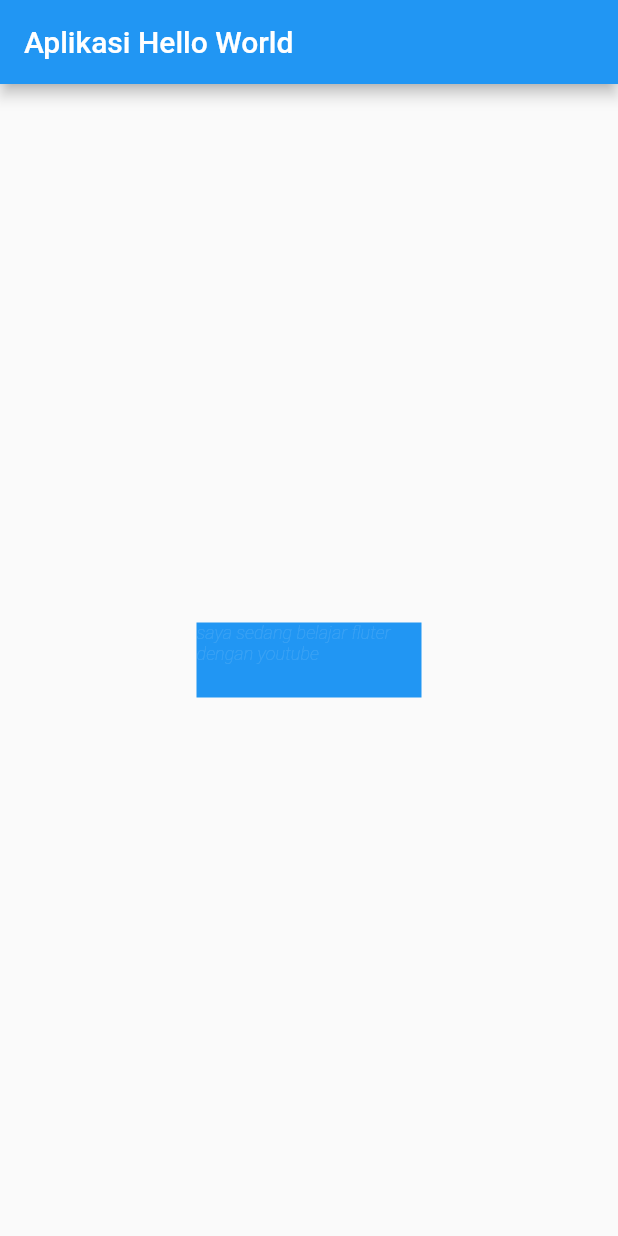
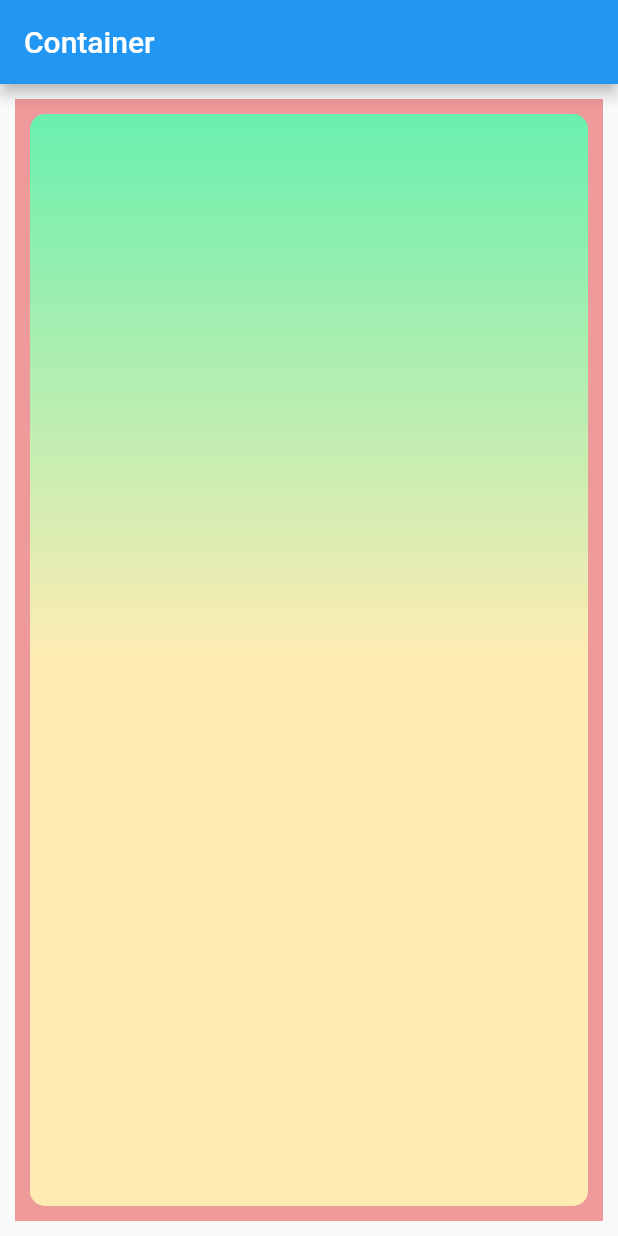
Before and after one commit to rizkysentromahardy/flutter, a Flutter app: the screen it shows after launch, on a phone screen of 412 x 824 dp. Run offline on Flutter 3.47's test engine with Material 2 defaults, Android fonts, the phone set to English and light mode, and no system bars.

Commit message:
belajar Container

```diff
--- a/lib/main.dart
+++ b/lib/main.dart
@@ -10,22 +10,25 @@ class MyApp extends StatelessWidget {
     return MaterialApp(
       home: Scaffold(
         appBar: AppBar(
-          title: Text('Aplikasi Hello World'),
+          title: Text("Container"),
         ),
-        body: Center(
-            child: Container(
-                color: Colors.blue,
-                width: 150,
-                height: 50,
-                child: Text(
-                  'saya sedang belajar fluter dengan youtube',
-                  style: TextStyle(
-                    color: Colors.white12,
-                    fontSize: 12,
-                    fontStyle: FontStyle.italic,
-                    fontWeight: FontWeight.w200,
-                  ),
-                ))),
+        body: Container(
+          color: Colors.red[200],
+          margin: EdgeInsets.all(10),
+          padding: EdgeInsets.all(10),
+          child: Container(
+            // margin: EdgeInsets.all(20),
+            decoration: BoxDecoration(
+                borderRadius: BorderRadius.circular(10),
+                gradient: LinearGradient(
+                    begin: Alignment.center,
+                    end: Alignment.topCenter,
+                    colors: <Color>[
+                      Colors.amber[100],
+                      Colors.greenAccent[200]
+                    ])),
+          ),
+        ),
       ),
     );
   }
```
